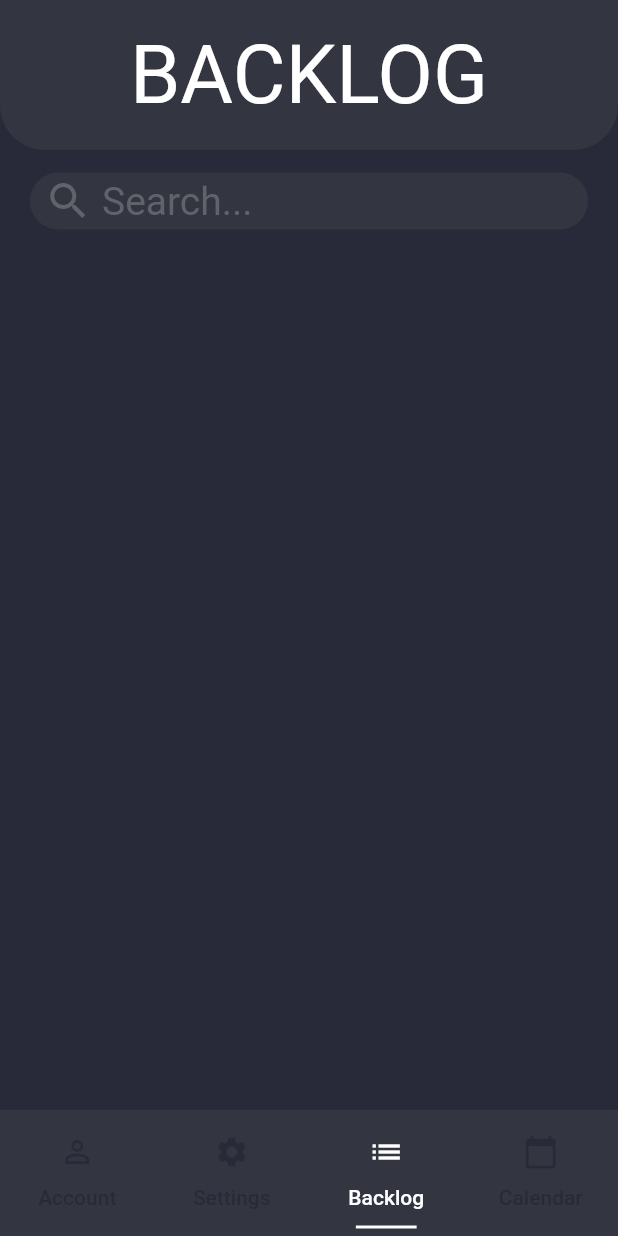
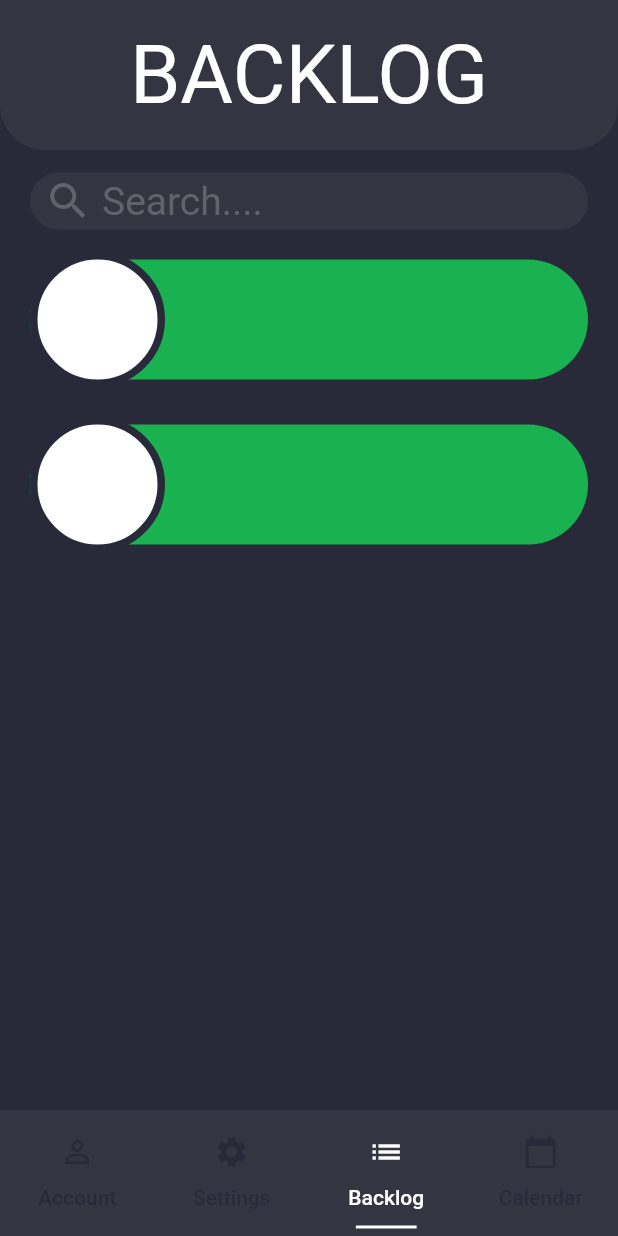
Before and after one commit to MarrMann/ProductivityApp, a Flutter app: the screen it shows after launch, item 3 of the bottom bar chosen, on a phone screen of 412 x 824 dp. Run offline on Flutter 3.47's test engine with Material 2 defaults, Android fonts, the phone set to English and light mode, and no system bars; Roboto replaces fonts that are missing (Yu Gothic UI).

Commit message:
Created base layout for backlog list

```diff
--- a/SimpleWeek/lib/UI/Backlog/backlog_page.dart
+++ b/SimpleWeek/lib/UI/Backlog/backlog_page.dart
@@ -11,6 +11,9 @@ class BacklogPage extends StatefulWidget {
 class _BacklogPageState extends State<BacklogPage> {
   @override
   Widget build(BuildContext context) {
+    double height = MediaQuery.of(context).size.height;
+    double width = MediaQuery.of(context).size.width;
+
     return Container(
       color: darkGreyBackground,
       child: Column(
@@ -34,6 +37,14 @@ class _BacklogPageState extends State<BacklogPage> {
           Stack(
             children: <Widget>[
               Container(
+                height: height - 100.0 - 38 - 15 - 55,
+                child: ListView(
+                  padding: EdgeInsets.only(top: 68.0, left: 20.0, right: 20.0),
+                  children: getList(),
+                  physics: new BouncingScrollPhysics(),
+                ),
+              ),
+              Container(
                 height: 38.0,
                 margin: EdgeInsets.only(top: 15.0, left: 20.0, right: 20.0),
                 decoration: BoxDecoration(
@@ -43,7 +54,7 @@ class _BacklogPageState extends State<BacklogPage> {
                 child: TextField(
                   decoration: InputDecoration(
                     border: InputBorder.none,
-                    hintText: 'Search...',
+                    hintText: 'Search....',
                     hintStyle: searchFieldHintStyle,
                     contentPadding: EdgeInsets.only(top: -1.0),
                     prefixIcon: new Padding(
@@ -58,11 +69,70 @@ class _BacklogPageState extends State<BacklogPage> {
                   //TODO: Add search functionality
                   onChanged: (String input) {},
                 ),
-              )
+              ),
             ],
           )
         ],
       ),
     );
   }
+
+  List<Widget> getList() {
+    return [
+      Container(
+        height: 110.0,
+        child: Stack(
+          children: <Widget>[
+            Container(
+              height: 80,
+              decoration: BoxDecoration(
+                color: greenNormal,
+                borderRadius: BorderRadius.all(Radius.circular(40.0))
+              ),
+              margin: EdgeInsets.only(top: 5.0),
+            ),
+            Container(
+              height: 90.0,
+              width: 90.0,
+              decoration: BoxDecoration(
+                color: Colors.white,
+                shape: BoxShape.circle,
+                border: Border.all(
+                  width: 5.0,
+                  color: darkGreyBackground
+                ),
+              ),
+            )
+          ],
+        ),
+      ),
+      Container(
+        height: 110.0,
+        child: Stack(
+          children: <Widget>[
+            Container(
+              height: 80,
+              decoration: BoxDecoration(
+                color: greenNormal,
+                borderRadius: BorderRadius.all(Radius.circular(40.0))
+              ),
+              margin: EdgeInsets.only(top: 5.0),
+            ),
+            Container(
+              height: 90.0,
+              width: 90.0,
+              decoration: BoxDecoration(
+                color: Colors.white,
+                shape: BoxShape.circle,
+                border: Border.all(
+                  width: 5.0,
+                  color: darkGreyBackground
+                ),
+              ),
+            )
+          ],
+        ),
+      ),
+    ];
+  }
 }
```
Also changed, not shown: 1 other file.
